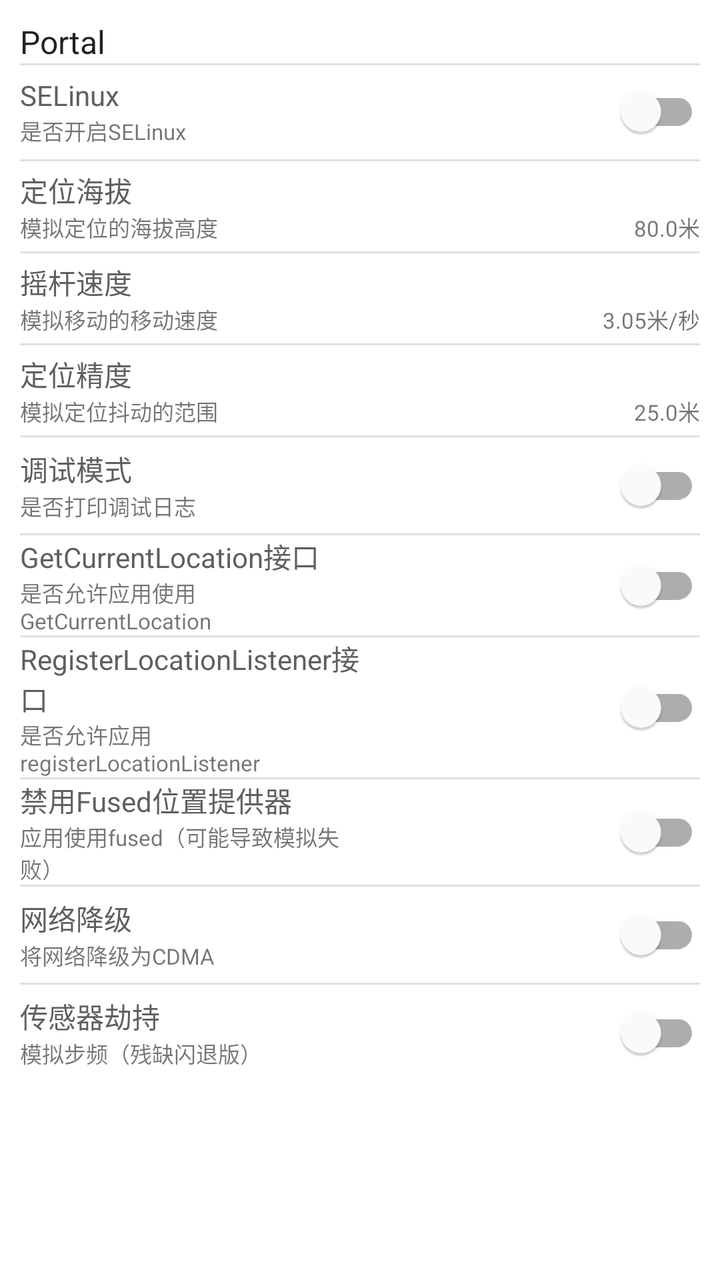
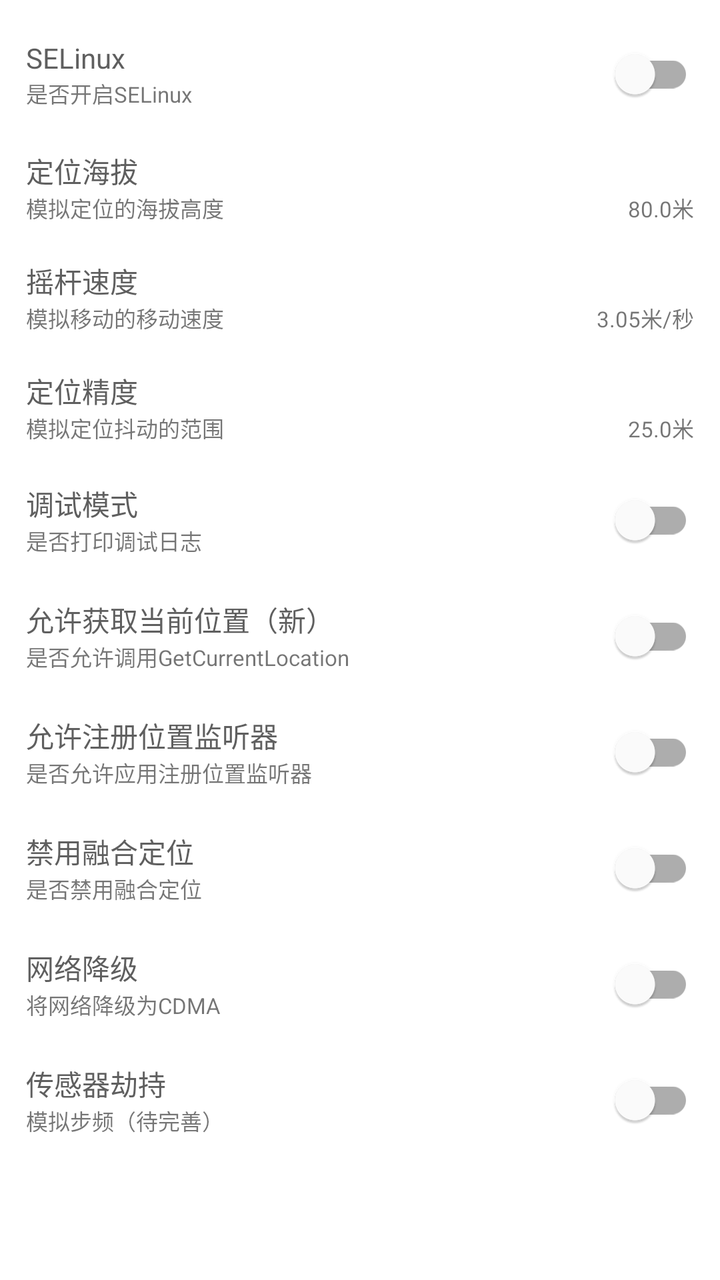

Compare the two renders of this Android layout. The source of the first and the diff that turns it into the second are given below.
<!-- AndroidManifest.xml: application theme AppTheme -->
<!-- res/layout/fragment_settings.xml -->
<?xml version="1.0" encoding="utf-8"?>
<androidx.constraintlayout.widget.ConstraintLayout xmlns:android="http://schemas.android.com/apk/res/android"
    xmlns:app="http://schemas.android.com/apk/res-auto"
    xmlns:tools="http://schemas.android.com/tools"
    android:layout_width="match_parent"
    android:layout_height="match_parent"
    android:padding="10dp"
    tools:context=".ui.settings.SettingsFragment">

    <com.google.android.material.textview.MaterialTextView
        android:id="@+id/settings_title"
        android:layout_width="wrap_content"
        android:layout_height="wrap_content"
        android:text="@string/app_name"
        style="@style/TextAppearance.AppCompat.Menu"
        app:layout_constraintTop_toTopOf="parent"
        app:layout_constraintStart_toStartOf="parent" />

    <com.google.android.material.divider.MaterialDivider
        android:layout_width="match_parent"
        android:layout_height="wrap_content"
        app:layout_constraintTop_toBottomOf="@id/settings_title"
        app:layout_constraintStart_toStartOf="parent" />

    <LinearLayout
        android:layout_width="match_parent"
        android:layout_height="wrap_content"
        android:orientation="vertical"
        app:layout_constraintTop_toBottomOf="@id/settings_title"
        app:layout_constraintStart_toStartOf="parent">

        <LinearLayout
            android:id="@+id/selinux_layout"
            android:layout_width="match_parent"
            android:layout_height="wrap_content"
            android:gravity="center_vertical"
            android:orientation="horizontal">
            <LinearLayout
                android:layout_width="0dp"
                android:layout_height="wrap_content"
                android:layout_weight="1"
                android:orientation="vertical"
                android:gravity="center_vertical">
                <com.google.android.material.textview.MaterialTextView
                    android:layout_width="wrap_content"
                    android:layout_height="wrap_content"
                    android:text="@string/selinux"
                    android:textColor="@color/portal_mini_title_color" />
                <com.google.android.material.textview.MaterialTextView
                    android:layout_width="wrap_content"
                    android:layout_height="wrap_content"
                    android:text="@string/need_open_selinux"
                    android:textSize="11sp" />
            </LinearLayout>
            <com.google.android.material.switchmaterial.SwitchMaterial
                android:id="@+id/selinux_switch"
                android:layout_width="0dp"
                android:layout_weight="1"
                android:layout_height="wrap_content"
                android:layout_gravity="center_vertical"
                app:useMaterialThemeColors="true"/>
        </LinearLayout>

        <com.google.android.material.divider.MaterialDivider
            android:layout_width="match_parent"
            android:layout_height="wrap_content"
            app:layout_constraintTop_toBottomOf="@id/selinux_layout"
            app:layout_constraintStart_toStartOf="parent" />

        <androidx.constraintlayout.widget.ConstraintLayout
            android:id="@+id/altitude_layout"
            android:layout_width="match_parent"
            android:layout_height="wrap_content"
            android:gravity="center_vertical"
            android:layout_marginTop="4dp"
            android:layout_marginBottom="4dp">

            <com.google.android.material.textview.MaterialTextView
                android:id="@+id/altitude_title"
                android:layout_width="wrap_content"
                android:layout_height="wrap_content"
                android:text="@string/altitude"
                android:textColor="@color/portal_mini_title_color"
                app:layout_constraintStart_toStartOf="parent"
                app:layout_constraintTop_toTopOf="parent"/>

            <com.google.android.material.textview.MaterialTextView
                android:id="@+id/altitude_desc"
                android:layout_width="wrap_content"
                android:layout_height="wrap_content"
                android:text="@string/altitude_desc"
                android:textSize="11sp"
                app:layout_constraintStart_toStartOf="parent"
                app:layout_constraintTop_toBottomOf="@id/altitude_title"/>

            <com.google.android.material.textview.MaterialTextView
                android:id="@+id/altitude_value"
                android:layout_width="wrap_content"
                android:layout_height="wrap_content"
                android:text="80.0米"
                android:textSize="11sp"
                app:layout_constraintTop_toBottomOf="@id/altitude_title"
                app:layout_constraintEnd_toEndOf="parent" />

        </androidx.constraintlayout.widget.ConstraintLayout>

        <com.google.android.material.divider.MaterialDivider
            android:layout_width="match_parent"
            android:layout_height="wrap_content"
            app:layout_constraintTop_toBottomOf="@id/altitude_layout"
            app:layout_constraintStart_toStartOf="parent" />

        <androidx.constraintlayout.widget.ConstraintLayout
            android:id="@+id/speed_layout"
            android:layout_width="match_parent"
            android:layout_height="wrap_content"
            android:gravity="center_vertical"
            android:layout_marginTop="4dp"
            android:layout_marginBottom="4dp">

            <com.google.android.material.textview.MaterialTextView
                android:id="@+id/speed_title"
                android:layout_width="wrap_content"
                android:layout_height="wrap_content"
                android:text="@string/rocker_speed"
                android:textColor="@color/portal_mini_title_color"
                app:layout_constraintStart_toStartOf="parent"
                app:layout_constraintTop_toTopOf="parent"/>

            <com.google.android.material.textview.MaterialTextView
                android:id="@+id/speed_desc"
                android:layout_width="wrap_content"
                android:layout_height="wrap_content"
                android:text="@string/rocker_speed_desc"
                android:textSize="11sp"
                app:layout_constraintStart_toStartOf="parent"
                app:layout_constraintTop_toBottomOf="@id/speed_title"/>

            <com.google.android.material.textview.MaterialTextView
                android:id="@+id/speed_value"
                android:layout_width="wrap_content"
                android:layout_height="wrap_content"
                android:text="3.05米/秒"
                android:textSize="11sp"
                app:layout_constraintTop_toBottomOf="@id/speed_title"
                app:layout_constraintEnd_toEndOf="parent" />

        </androidx.constraintlayout.widget.ConstraintLayout>

        <com.google.android.material.divider.MaterialDivider
            android:layout_width="match_parent"
            android:layout_height="wrap_content"
            app:layout_constraintTop_toBottomOf="@id/speed_layout"
            app:layout_constraintStart_toStartOf="parent" />

        <androidx.constraintlayout.widget.ConstraintLayout
            android:id="@+id/accuracy_layout"
            android:layout_width="match_parent"
            android:layout_height="wrap_content"
            android:gravity="center_vertical"
            android:layout_marginTop="4dp"
            android:layout_marginBottom="4dp">

            <com.google.android.material.textview.MaterialTextView
                android:id="@+id/accuracy_title"
                android:layout_width="wrap_content"
                android:layout_height="wrap_content"
                android:text="@string/accuracy"
                android:textColor="@color/portal_mini_title_color"
                app:layout_constraintStart_toStartOf="parent"
                app:layout_constraintTop_toTopOf="parent"/>

            <com.google.android.material.textview.MaterialTextView
                android:id="@+id/accuracy_desc"
                android:layout_width="wrap_content"
                android:layout_height="wrap_content"
                android:text="@string/accuracy_desc"
                android:textSize="11sp"
                app:layout_constraintStart_toStartOf="parent"
                app:layout_constraintTop_toBottomOf="@id/accuracy_title"/>

            <com.google.android.material.textview.MaterialTextView
                android:id="@+id/accuracy_value"
                android:layout_width="wrap_content"
                android:layout_height="wrap_content"
                android:text="25.0米"
                android:textSize="11sp"
                app:layout_constraintTop_toBottomOf="@id/accuracy_title"
                app:layout_constraintEnd_toEndOf="parent" />

        </androidx.constraintlayout.widget.ConstraintLayout>

        <com.google.android.material.divider.MaterialDivider
            android:layout_width="match_parent"
            android:layout_height="wrap_content"
            app:layout_constraintTop_toBottomOf="@id/accuracy_layout"
            app:layout_constraintStart_toStartOf="parent" />

        <LinearLayout
            android:id="@+id/debug_layout"
            android:layout_width="match_parent"
            android:layout_height="wrap_content"
            android:gravity="center_vertical"
            android:orientation="horizontal">
            <LinearLayout
                android:layout_width="0dp"
                android:layout_height="wrap_content"
                android:layout_weight="1"
                android:orientation="vertical"
                android:gravity="center_vertical">
                <com.google.android.material.textview.MaterialTextView
                    android:layout_width="wrap_content"
                    android:layout_height="wrap_content"
                    android:text="@string/debug"
                    android:textColor="@color/portal_mini_title_color" />
                <com.google.android.material.textview.MaterialTextView
                    android:layout_width="wrap_content"
                    android:layout_height="wrap_content"
                    android:text="@string/debug_desc"
                    android:textSize="11sp" />
            </LinearLayout>
            <com.google.android.material.switchmaterial.SwitchMaterial
                android:id="@+id/debug_switch"
                android:layout_width="0dp"
                android:layout_weight="1"
                android:layout_height="wrap_content"
                android:layout_gravity="center_vertical"
                app:useMaterialThemeColors="true"/>
        </LinearLayout>

        <com.google.android.material.divider.MaterialDivider
            android:layout_width="match_parent"
            android:layout_height="wrap_content"
            app:layout_constraintTop_toBottomOf="@id/debug_layout"
            app:layout_constraintStart_toStartOf="parent" />

        <LinearLayout
            android:id="@+id/dgc_layout"
            android:layout_width="match_parent"
            android:layout_height="wrap_content"
            android:gravity="center_vertical"
            android:orientation="horizontal">
            <LinearLayout
                android:layout_width="0dp"
                android:layout_height="wrap_content"
                android:layout_weight="1"
                android:orientation="vertical"
                android:gravity="center_vertical">
                <com.google.android.material.textview.MaterialTextView
                    android:layout_width="wrap_content"
                    android:layout_height="wrap_content"
                    android:text="@string/dgc"
                    android:textColor="@color/portal_mini_title_color" />
                <com.google.android.material.textview.MaterialTextView
                    android:layout_width="wrap_content"
                    android:layout_height="wrap_content"
                    android:text="@string/dgc_desc"
                    android:textSize="11sp" />
            </LinearLayout>
            <com.google.android.material.switchmaterial.SwitchMaterial
                android:id="@+id/dgc_switch"
                android:layout_width="0dp"
                android:layout_weight="1"
                android:layout_height="wrap_content"
                android:layout_gravity="center_vertical"
                app:useMaterialThemeColors="true"/>
        </LinearLayout>

        <com.google.android.material.divider.MaterialDivider
            android:layout_width="match_parent"
            android:layout_height="wrap_content"
            app:layout_constraintTop_toBottomOf="@id/dgc_layout"
            app:layout_constraintStart_toStartOf="parent" />

        <LinearLayout
            android:id="@+id/rll_layout"
            android:layout_width="match_parent"
            android:layout_height="wrap_content"
            android:gravity="center_vertical"
            android:orientation="horizontal">
            <LinearLayout
                android:layout_width="0dp"
                android:layout_height="wrap_content"
                android:layout_weight="1"
                android:orientation="vertical"
                android:gravity="center_vertical">
                <com.google.android.material.textview.MaterialTextView
                    android:layout_width="wrap_content"
                    android:layout_height="wrap_content"
                    android:text="@string/rll"
                    android:textColor="@color/portal_mini_title_color" />
                <com.google.android.material.textview.MaterialTextView
                    android:layout_width="wrap_content"
                    android:layout_height="wrap_content"
                    android:text="@string/rll_desc"
                    android:textSize="11sp" />
            </LinearLayout>
            <com.google.android.material.switchmaterial.SwitchMaterial
                android:id="@+id/rll_switch"
                android:layout_width="0dp"
                android:layout_weight="1"
                android:layout_height="wrap_content"
                android:layout_gravity="center_vertical"
                app:useMaterialThemeColors="true"/>
        </LinearLayout>

        <com.google.android.material.divider.MaterialDivider
            android:layout_width="match_parent"
            android:layout_height="wrap_content"
            app:layout_constraintTop_toBottomOf="@id/rll_layout"
            app:layout_constraintStart_toStartOf="parent" />

        <LinearLayout
            android:id="@+id/dfused_layout"
            android:layout_width="match_parent"
            android:layout_height="wrap_content"
            android:gravity="center_vertical"
            android:orientation="horizontal">
            <LinearLayout
                android:layout_width="0dp"
                android:layout_height="wrap_content"
                android:layout_weight="1"
                android:orientation="vertical"
                android:gravity="center_vertical">
                <com.google.android.material.textview.MaterialTextView
                    android:layout_width="wrap_content"
                    android:layout_height="wrap_content"
                    android:text="@string/dfused"
                    android:textColor="@color/portal_mini_title_color" />
                <com.google.android.material.textview.MaterialTextView
                    android:layout_width="wrap_content"
                    android:layout_height="wrap_content"
                    android:text="@string/dfused_desc"
                    android:textSize="11sp" />
            </LinearLayout>
            <com.google.android.material.switchmaterial.SwitchMaterial
                android:id="@+id/dfused_switch"
                android:layout_width="0dp"
                android:layout_weight="1"
                android:layout_height="wrap_content"
                android:layout_gravity="center_vertical"
                app:useMaterialThemeColors="true"/>
        </LinearLayout>

        <com.google.android.material.divider.MaterialDivider
            android:layout_width="match_parent"
            android:layout_height="wrap_content"
            app:layout_constraintTop_toBottomOf="@id/dfused_layout"
            app:layout_constraintStart_toStartOf="parent" />

        <LinearLayout
            android:id="@+id/cdma_layout"
            android:layout_width="match_parent"
            android:layout_height="wrap_content"
            android:gravity="center_vertical"
            android:orientation="horizontal">
            <LinearLayout
                android:layout_width="0dp"
                android:layout_height="wrap_content"
                android:layout_weight="1"
                android:orientation="vertical"
                android:gravity="center_vertical">
                <com.google.android.material.textview.MaterialTextView
                    android:layout_width="wrap_content"
                    android:layout_height="wrap_content"
                    android:text="@string/cdma"
                    android:textColor="@color/portal_mini_title_color" />
                <com.google.android.material.textview.MaterialTextView
                    android:layout_width="wrap_content"
                    android:layout_height="wrap_content"
                    android:text="@string/cdma_desc"
                    android:textSize="11sp" />
            </LinearLayout>
            <com.google.android.material.switchmaterial.SwitchMaterial
                android:id="@+id/cdma_switch"
                android:layout_width="0dp"
                android:layout_weight="1"
                android:layout_height="wrap_content"
                android:layout_gravity="center_vertical"
                app:useMaterialThemeColors="true"/>
        </LinearLayout>

        <com.google.android.material.divider.MaterialDivider
            android:layout_width="match_parent"
            android:layout_height="wrap_content"
            app:layout_constraintTop_toBottomOf="@id/cdma_layout"
            app:layout_constraintStart_toStartOf="parent" />

        <LinearLayout
            android:id="@+id/sensor_hook_layout"
            android:layout_width="match_parent"
            android:layout_height="wrap_content"
            android:gravity="center_vertical"
            android:orientation="horizontal">
            <LinearLayout
                android:layout_width="0dp"
                android:layout_height="wrap_content"
                android:layout_weight="1"
                android:orientation="vertical"
                android:gravity="center_vertical">
                <com.google.android.material.textview.MaterialTextView
                    android:layout_width="wrap_content"
                    android:layout_height="wrap_content"
                    android:text="@string/hook_sensor"
                    android:textColor="@color/portal_mini_title_color" />
                <com.google.android.material.textview.MaterialTextView
                    android:layout_width="wrap_content"
                    android:layout_height="wrap_content"
                    android:text="@string/hook_sensor_desc"
                    android:textSize="11sp" />
            </LinearLayout>
            <com.google.android.material.switchmaterial.SwitchMaterial
                android:id="@+id/sensor_hook_switch"
                android:layout_width="0dp"
                android:layout_weight="1"
                android:layout_height="wrap_content"
                android:layout_gravity="center_vertical"
                app:useMaterialThemeColors="true"/>
        </LinearLayout>
    </LinearLayout>

</androidx.constraintlayout.widget.ConstraintLayout>
<!-- resources referenced by this layout -->
<resources>
  <color name="portal_mini_title_color">#5F5F5F</color>
  <string name="accuracy">定位精度</string>
  <string name="accuracy_desc">模拟定位抖动的范围</string>
  <string name="altitude">定位海拔</string>
  <string name="altitude_desc">模拟定位的海拔高度</string>
  <string name="app_name">Portal</string>
  <string name="cdma">网络降级</string>
  <string name="cdma_desc">将网络降级为CDMA</string>
  <string name="debug">调试模式</string>
  <string name="debug_desc">是否打印调试日志</string>
  <string name="dfused">禁用Fused位置提供器</string>
  <string name="dfused_desc">应用使用fused（可能导致模拟失败）</string>
  <string name="dgc">GetCurrentLocation接口</string>
  <string name="dgc_desc">是否允许应用使用GetCurrentLocation</string>
  <string name="hook_sensor">传感器劫持</string>
  <string name="hook_sensor_desc">模拟步频（残缺闪退版）</string>
  <string name="need_open_selinux">是否开启SELinux</string>
  <string name="rll">RegisterLocationListener接口</string>
  <string name="rll_desc">是否允许应用registerLocationListener</string>
  <string name="rocker_speed">摇杆速度</string>
  <string name="rocker_speed_desc">模拟移动的移动速度</string>
  <string name="selinux">SELinux</string>
  <style name="AppTheme" parent="Theme.MaterialComponents.Light.NoActionBar">
          <item name="colorPrimaryVariant">@color/purple_700</item>
          <item name="colorOnPrimary">@color/white</item>
          <item name="colorSecondary">@color/portal_appbar_color</item>
          <item name="colorSecondaryVariant">@color/portal_appbar_color_center</item>
          <item name="colorOnSecondary">@color/white</item>
  
          <item name="colorPrimary">@color/portal_appbar_color</item>
          <item name="colorPrimaryDark">@color/portal_appbar_color</item>
  
          <item name="android:statusBarColor">@android:color/transparent</item>
          <item name="windowActionModeOverlay">true</item>
          <item name="windowActionBar">false</item>
          <item name="windowNoTitle">true</item>
          <item name="android:windowDrawsSystemBarBackgrounds">true</item>
          <item name="android:windowTranslucentStatus">true</item>
  
          <item name="colorControlNormal">@color/white</item>
          <item name="colorControlActivated">@color/portal_appbar_color_dark</item>
          <item name="colorControlHighlight">@color/white</item>
  
          <item name="android:textColorHint">@android:color/white</item>
          <item name="android:editTextColor">@android:color/white</item>
  
          <item name="searchViewStyle">@style/Portal.SearchViewStyle</item>
  
          <item name="selectableItemBackgroundBorderless">@drawable/ripple_effect</item>
  
          <item name="sliderStyle">@style/Portal.SliderTheme</item>
      </style>
  <color name="purple_700">#FF3700B3</color>
  <color name="white">#FFFFFFFF</color>
  <color name="portal_appbar_color">#5F5F5F</color>
  <color name="portal_appbar_color_center">#494949</color>
  <color name="portal_appbar_color_dark">#373737</color>
  <style name="Portal.SearchViewStyle" parent="Widget.AppCompat.SearchView">
      </style>
  <!-- drawable ripple_effect (drawable) -->
  <ripple xmlns:android="http://schemas.android.com/apk/res/android"
      android:color="@color/selected_color">
      <item android:id="@android:id/mask" android:drawable="@color/white"/>
  </ripple >
  <style name="Portal.SliderTheme" parent="Widget.MaterialComponents.Slider">
  
      </style>
  <color name="selected_color">#BCBCBC</color>
</resources>

<!-- the commit's change to res/layout/fragment_settings.xml (unified diff, before → after) -->
@@ -4,29 +4,14 @@
     xmlns:tools="http://schemas.android.com/tools"
     android:layout_width="match_parent"
     android:layout_height="match_parent"
-    android:padding="10dp"
+    android:padding="8dp"
     tools:context=".ui.settings.SettingsFragment">
-
-    <com.google.android.material.textview.MaterialTextView
-        android:id="@+id/settings_title"
-        android:layout_width="wrap_content"
-        android:layout_height="wrap_content"
-        android:text="@string/app_name"
-        style="@style/TextAppearance.AppCompat.Menu"
-        app:layout_constraintTop_toTopOf="parent"
-        app:layout_constraintStart_toStartOf="parent" />
-
-    <com.google.android.material.divider.MaterialDivider
-        android:layout_width="match_parent"
-        android:layout_height="wrap_content"
-        app:layout_constraintTop_toBottomOf="@id/settings_title"
-        app:layout_constraintStart_toStartOf="parent" />
 
     <LinearLayout
         android:layout_width="match_parent"
         android:layout_height="wrap_content"
         android:orientation="vertical"
-        app:layout_constraintTop_toBottomOf="@id/settings_title"
+        app:layout_constraintTop_toTopOf="parent"
         app:layout_constraintStart_toStartOf="parent">
 
         <LinearLayout
@@ -34,7 +19,8 @@
             android:layout_width="match_parent"
             android:layout_height="wrap_content"
             android:gravity="center_vertical"
-            android:orientation="horizontal">
+            android:orientation="horizontal"
+            android:padding="5dp">
             <LinearLayout
                 android:layout_width="0dp"
                 android:layout_height="wrap_content"
@@ -60,18 +46,13 @@
                 android:layout_gravity="center_vertical"
                 app:useMaterialThemeColors="true"/>
         </LinearLayout>
-
-        <com.google.android.material.divider.MaterialDivider
-            android:layout_width="match_parent"
-            android:layout_height="wrap_content"
-            app:layout_constraintTop_toBottomOf="@id/selinux_layout"
-            app:layout_constraintStart_toStartOf="parent" />
 
         <androidx.constraintlayout.widget.ConstraintLayout
             android:id="@+id/altitude_layout"
             android:layout_width="match_parent"
             android:layout_height="wrap_content"
             android:gravity="center_vertical"
+            android:padding="5dp"
             android:layout_marginTop="4dp"
             android:layout_marginBottom="4dp">
 
@@ -104,17 +85,13 @@
 
         </androidx.constraintlayout.widget.ConstraintLayout>
 
-        <com.google.android.material.divider.MaterialDivider
-            android:layout_width="match_parent"
-            android:layout_height="wrap_content"
-            app:layout_constraintTop_toBottomOf="@id/altitude_layout"
-            app:layout_constraintStart_toStartOf="parent" />
 
         <androidx.constraintlayout.widget.ConstraintLayout
             android:id="@+id/speed_layout"
             android:layout_width="match_parent"
             android:layout_height="wrap_content"
             android:gravity="center_vertical"
+            android:padding="5dp"
             android:layout_marginTop="4dp"
             android:layout_marginBottom="4dp">
 
@@ -147,17 +124,12 @@
 
         </androidx.constraintlayout.widget.ConstraintLayout>
 
-        <com.google.android.material.divider.MaterialDivider
-            android:layout_width="match_parent"
-            android:layout_height="wrap_content"
-            app:layout_constraintTop_toBottomOf="@id/speed_layout"
-            app:layout_constraintStart_toStartOf="parent" />
-
         <androidx.constraintlayout.widget.ConstraintLayout
             android:id="@+id/accuracy_layout"
             android:layout_width="match_parent"
             android:layout_height="wrap_content"
             android:gravity="center_vertical"
+            android:padding="5dp"
             android:layout_marginTop="4dp"
             android:layout_marginBottom="4dp">
 
@@ -190,16 +162,11 @@
 
         </androidx.constraintlayout.widget.ConstraintLayout>
 
-        <com.google.android.material.divider.MaterialDivider
-            android:layout_width="match_parent"
-            android:layout_height="wrap_content"
-            app:layout_constraintTop_toBottomOf="@id/accuracy_layout"
-            app:layout_constraintStart_toStartOf="parent" />
-
         <LinearLayout
             android:id="@+id/debug_layout"
             android:layout_width="match_parent"
             android:layout_height="wrap_content"
+            android:padding="5dp"
             android:gravity="center_vertical"
             android:orientation="horizontal">
             <LinearLayout
@@ -228,17 +195,12 @@
                 app:useMaterialThemeColors="true"/>
         </LinearLayout>
 
-        <com.google.android.material.divider.MaterialDivider
-            android:layout_width="match_parent"
-            android:layout_height="wrap_content"
-            app:layout_constraintTop_toBottomOf="@id/debug_layout"
-            app:layout_constraintStart_toStartOf="parent" />
-
         <LinearLayout
             android:id="@+id/dgc_layout"
             android:layout_width="match_parent"
             android:layout_height="wrap_content"
             android:gravity="center_vertical"
+            android:padding="5dp"
             android:orientation="horizontal">
             <LinearLayout
                 android:layout_width="0dp"
@@ -266,17 +228,12 @@
                 app:useMaterialThemeColors="true"/>
         </LinearLayout>
 
-        <com.google.android.material.divider.MaterialDivider
-            android:layout_width="match_parent"
-            android:layout_height="wrap_content"
-            app:layout_constraintTop_toBottomOf="@id/dgc_layout"
-            app:layout_constraintStart_toStartOf="parent" />
-
         <LinearLayout
             android:id="@+id/rll_layout"
             android:layout_width="match_parent"
             android:layout_height="wrap_content"
             android:gravity="center_vertical"
+            android:padding="5dp"
             android:orientation="horizontal">
             <LinearLayout
                 android:layout_width="0dp"
@@ -304,17 +261,12 @@
                 app:useMaterialThemeColors="true"/>
         </LinearLayout>
 
-        <com.google.android.material.divider.MaterialDivider
-            android:layout_width="match_parent"
-            android:layout_height="wrap_content"
-            app:layout_constraintTop_toBottomOf="@id/rll_layout"
-            app:layout_constraintStart_toStartOf="parent" />
-
         <LinearLayout
             android:id="@+id/dfused_layout"
             android:layout_width="match_parent"
             android:layout_height="wrap_content"
             android:gravity="center_vertical"
+            android:padding="5dp"
             android:orientation="horizontal">
             <LinearLayout
                 android:layout_width="0dp"
@@ -342,17 +294,12 @@
                 app:useMaterialThemeColors="true"/>
         </LinearLayout>
 
-        <com.google.android.material.divider.MaterialDivider
-            android:layout_width="match_parent"
-            android:layout_height="wrap_content"
-            app:layout_constraintTop_toBottomOf="@id/dfused_layout"
-            app:layout_constraintStart_toStartOf="parent" />
-
         <LinearLayout
             android:id="@+id/cdma_layout"
             android:layout_width="match_parent"
             android:layout_height="wrap_content"
             android:gravity="center_vertical"
+            android:padding="5dp"
             android:orientation="horizontal">
             <LinearLayout
                 android:layout_width="0dp"
@@ -380,17 +327,12 @@
                 app:useMaterialThemeColors="true"/>
         </LinearLayout>
 
-        <com.google.android.material.divider.MaterialDivider
-            android:layout_width="match_parent"
-            android:layout_height="wrap_content"
-            app:layout_constraintTop_toBottomOf="@id/cdma_layout"
-            app:layout_constraintStart_toStartOf="parent" />
-
         <LinearLayout
             android:id="@+id/sensor_hook_layout"
             android:layout_width="match_parent"
             android:layout_height="wrap_content"
             android:gravity="center_vertical"
+            android:padding="5dp"
             android:orientation="horizontal">
             <LinearLayout
                 android:layout_width="0dp"
<!-- resource entries referenced after the edit -->
@@ -5,20 +5,19 @@
   <string name="accuracy_desc">模拟定位抖动的范围</string>
   <string name="altitude">定位海拔</string>
   <string name="altitude_desc">模拟定位的海拔高度</string>
-  <string name="app_name">Portal</string>
   <string name="cdma">网络降级</string>
   <string name="cdma_desc">将网络降级为CDMA</string>
   <string name="debug">调试模式</string>
   <string name="debug_desc">是否打印调试日志</string>
-  <string name="dfused">禁用Fused位置提供器</string>
-  <string name="dfused_desc">应用使用fused（可能导致模拟失败）</string>
-  <string name="dgc">GetCurrentLocation接口</string>
-  <string name="dgc_desc">是否允许应用使用GetCurrentLocation</string>
+  <string name="dfused">禁用融合定位</string>
+  <string name="dfused_desc">是否禁用融合定位</string>
+  <string name="dgc">允许获取当前位置（新）</string>
+  <string name="dgc_desc">是否允许调用GetCurrentLocation</string>
   <string name="hook_sensor">传感器劫持</string>
-  <string name="hook_sensor_desc">模拟步频（残缺闪退版）</string>
+  <string name="hook_sensor_desc">模拟步频（待完善）</string>
   <string name="need_open_selinux">是否开启SELinux</string>
-  <string name="rll">RegisterLocationListener接口</string>
-  <string name="rll_desc">是否允许应用registerLocationListener</string>
+  <string name="rll">允许注册位置监听器</string>
+  <string name="rll_desc">是否允许应用注册位置监听器</string>
   <string name="rocker_speed">摇杆速度</string>
   <string name="rocker_speed_desc">模拟移动的移动速度</string>
   <string name="selinux">SELinux</string>
